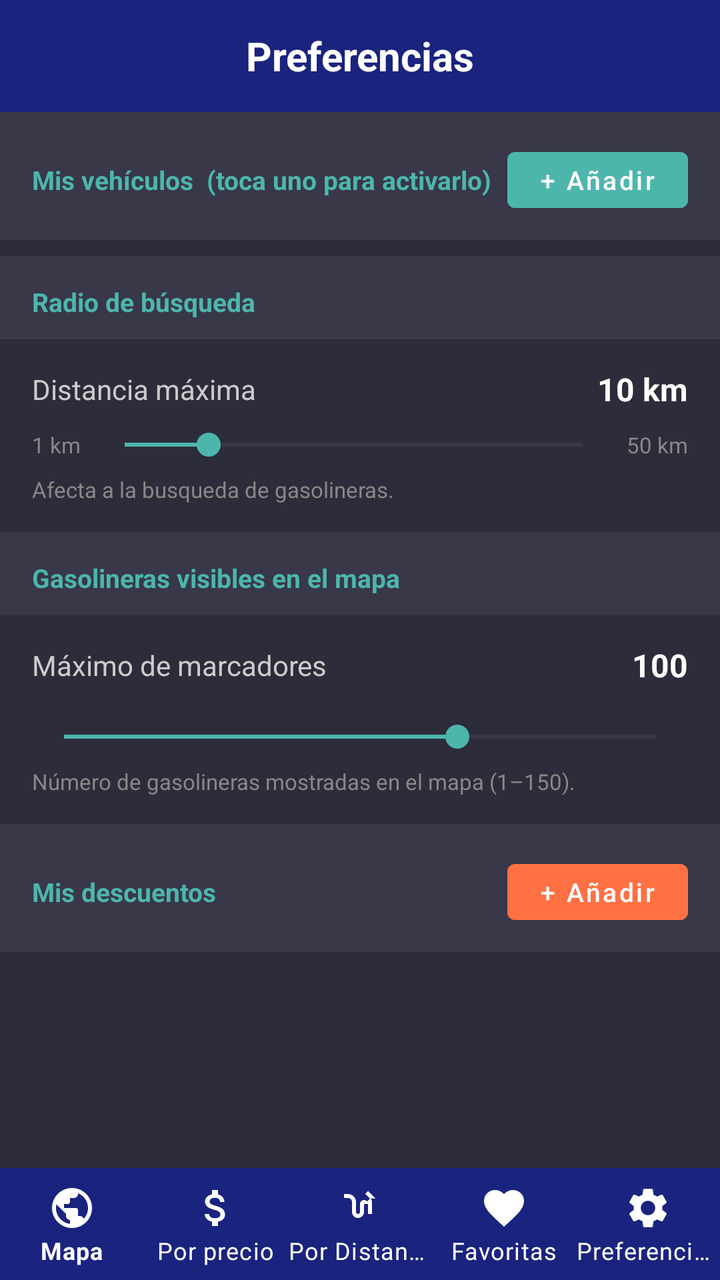
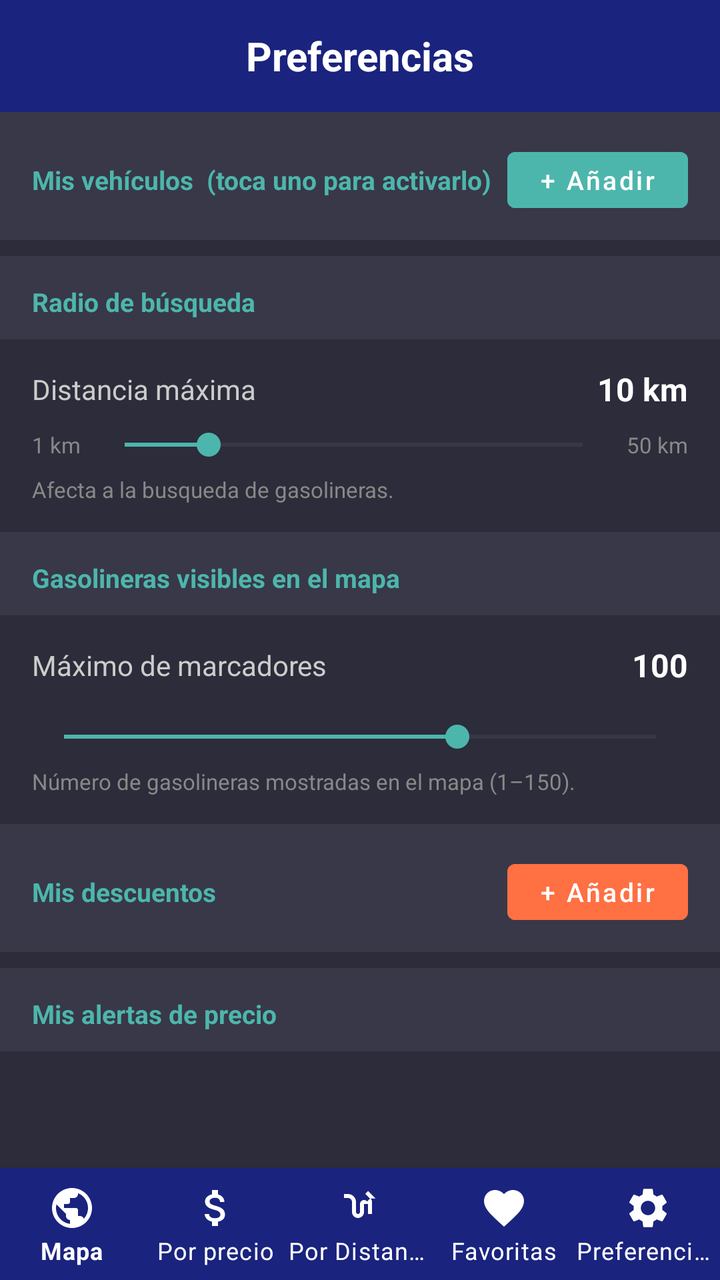

Before-and-after screenshots of an Android layout around one commit, followed by the original layout XML and the change that was made.
<!-- AndroidManifest.xml: application theme Theme.AhorraGas -->
<!-- res/layout/activity_preferences.xml -->
<?xml version="1.0" encoding="utf-8"?>
<androidx.coordinatorlayout.widget.CoordinatorLayout
    xmlns:android="http://schemas.android.com/apk/res/android"
    xmlns:app="http://schemas.android.com/apk/res-auto"
    android:layout_width="match_parent"
    android:layout_height="match_parent"
    android:background="#2C2C3A">

    <LinearLayout
        android:layout_width="match_parent"
        android:layout_height="match_parent"
        android:orientation="vertical">

        
        <LinearLayout
            android:layout_width="match_parent"
            android:layout_height="56dp"
            android:background="#1A237E"
            android:gravity="center"
            android:paddingHorizontal="16dp">

            <TextView
                android:layout_width="match_parent"
                android:layout_height="wrap_content"
                android:text="Preferencias"
                android:textColor="#FFFFFF"
                android:textSize="20sp"
                android:textStyle="bold"
                android:gravity="center" />
        </LinearLayout>

        <androidx.core.widget.NestedScrollView
            android:layout_width="match_parent"
            android:layout_height="0dp"
            android:layout_weight="1">

            <LinearLayout
                android:layout_width="match_parent"
                android:layout_height="wrap_content"
                android:orientation="vertical"
                android:paddingBottom="88dp">

                
                
                
                <LinearLayout
                    android:layout_width="match_parent"
                    android:layout_height="wrap_content"
                    android:orientation="horizontal"
                    android:gravity="center_vertical"
                    android:background="#383848"
                    android:paddingHorizontal="16dp"
                    android:paddingTop="14dp"
                    android:paddingBottom="10dp">

                    <TextView
                        android:layout_width="0dp"
                        android:layout_height="wrap_content"
                        android:layout_weight="1"
                        android:text="Mis vehículos  (toca uno para activarlo)"
                        android:textColor="#4DB6AC"
                        android:textSize="13sp"
                        android:textStyle="bold" />

                    <Button
                        android:id="@+id/btnAddVehicle"
                        android:layout_width="wrap_content"
                        android:layout_height="40dp"
                        android:text="+ Añadir"
                        android:textAllCaps="false"
                        android:textSize="13sp"
                        android:gravity="center"
                        android:backgroundTint="#4DB6AC"
                        android:textColor="#FFFFFF"
                        android:paddingHorizontal="16dp" />
                </LinearLayout>

                <LinearLayout
                    android:id="@+id/vehicleListContainer"
                    android:layout_width="match_parent"
                    android:layout_height="wrap_content"
                    android:orientation="vertical"
                    android:paddingHorizontal="12dp"
                    android:paddingTop="8dp" />

                
                
                
                <TextView
                    android:layout_width="match_parent"
                    android:layout_height="wrap_content"
                    android:text="Radio de búsqueda"
                    android:textColor="#4DB6AC"
                    android:textSize="13sp"
                    android:textStyle="bold"
                    android:paddingHorizontal="16dp"
                    android:paddingTop="14dp"
                    android:paddingBottom="10dp"
                    android:background="#383848" />

                <LinearLayout
                    android:layout_width="match_parent"
                    android:layout_height="wrap_content"
                    android:orientation="vertical"
                    android:background="#2C2C3A"
                    android:paddingHorizontal="16dp"
                    android:paddingTop="14dp"
                    android:paddingBottom="14dp">

                    <LinearLayout
                        android:layout_width="match_parent"
                        android:layout_height="wrap_content"
                        android:orientation="horizontal"
                        android:gravity="center_vertical"
                        android:layout_marginBottom="8dp">

                        <TextView
                            android:layout_width="0dp"
                            android:layout_height="wrap_content"
                            android:layout_weight="1"
                            android:text="Distancia máxima"
                            android:textColor="#CCCCCC"
                            android:textSize="14sp" />

                        <TextView
                            android:id="@+id/tvRadiusValue"
                            android:layout_width="wrap_content"
                            android:layout_height="wrap_content"
                            android:text="10 km"
                            android:textColor="#FFFFFF"
                            android:textSize="16sp"
                            android:textStyle="bold" />
                    </LinearLayout>

                    <LinearLayout
                        android:layout_width="match_parent"
                        android:layout_height="wrap_content"
                        android:orientation="horizontal"
                        android:gravity="center_vertical">

                        <TextView
                            android:layout_width="wrap_content"
                            android:layout_height="wrap_content"
                            android:text="1 km"
                            android:textColor="#888888"
                            android:textSize="11sp"
                            android:layout_marginEnd="6dp" />

                        <SeekBar
                            android:id="@+id/seekBarRadius"
                            android:layout_width="0dp"
                            android:layout_height="wrap_content"
                            android:layout_weight="1"
                            android:max="49"
                            android:progress="9"
                            android:thumbTint="#4DB6AC"
                            android:progressTint="#4DB6AC"
                            android:progressBackgroundTint="#555566" />

                        <TextView
                            android:layout_width="wrap_content"
                            android:layout_height="wrap_content"
                            android:text="50 km"
                            android:textColor="#888888"
                            android:textSize="11sp"
                            android:layout_marginStart="6dp" />
                    </LinearLayout>

                    <TextView
                        android:layout_width="match_parent"
                        android:layout_height="wrap_content"
                        android:layout_marginTop="6dp"
                        android:text="Afecta a la busqueda de gasolineras."
                        android:textColor="#888888"
                        android:textSize="11sp" />
                </LinearLayout>

                
                
                
                <TextView
                    android:layout_width="match_parent"
                    android:layout_height="wrap_content"
                    android:text="Gasolineras visibles en el mapa"
                    android:textColor="#4DB6AC"
                    android:textSize="13sp"
                    android:textStyle="bold"
                    android:paddingHorizontal="16dp"
                    android:paddingTop="14dp"
                    android:paddingBottom="10dp"
                    android:background="#383848" />

                <LinearLayout
                    android:layout_width="match_parent"
                    android:layout_height="wrap_content"
                    android:orientation="vertical"
                    android:background="#2C2C3A"
                    android:paddingHorizontal="16dp"
                    android:paddingTop="14dp"
                    android:paddingBottom="14dp">

                    <LinearLayout
                        android:layout_width="match_parent"
                        android:layout_height="wrap_content"
                        android:orientation="horizontal"
                        android:gravity="center_vertical"
                        android:layout_marginBottom="8dp">

                        <TextView
                            android:layout_width="0dp"
                            android:layout_height="wrap_content"
                            android:layout_weight="1"
                            android:text="Máximo de marcadores"
                            android:textColor="#CCCCCC"
                            android:textSize="14sp" />

                        <TextView
                            android:id="@+id/tvMarkersValue"
                            android:layout_width="wrap_content"
                            android:layout_height="wrap_content"
                            android:text="100"
                            android:textColor="#FFFFFF"
                            android:textSize="16sp"
                            android:textStyle="bold" />
                    </LinearLayout>

                    <SeekBar
                        android:id="@+id/seekBarMarkers"
                        android:layout_width="match_parent"
                        android:layout_height="wrap_content"
                        android:layout_marginTop="8dp"
                        android:max="149"
                        android:progress="99"
                        android:thumbTint="#4DB6AC"
                        android:progressTint="#4DB6AC"
                        android:progressBackgroundTint="#555566" />

                    <TextView
                        android:layout_width="match_parent"
                        android:layout_height="wrap_content"
                        android:layout_marginTop="6dp"
                        android:text="Número de gasolineras mostradas en el mapa (1–150)."
                        android:textColor="#888888"
                        android:textSize="11sp" />
                </LinearLayout>

                
                
                
                <LinearLayout
                    android:layout_width="match_parent"
                    android:layout_height="wrap_content"
                    android:orientation="horizontal"
                    android:gravity="center_vertical"
                    android:background="#383848"
                    android:paddingHorizontal="16dp"
                    android:paddingTop="14dp"
                    android:paddingBottom="10dp">

                    <TextView
                        android:layout_width="0dp"
                        android:layout_height="wrap_content"
                        android:layout_weight="1"
                        android:text="Mis descuentos"
                        android:textColor="#4DB6AC"
                        android:textSize="13sp"
                        android:textStyle="bold" />

                    <Button
                        android:id="@+id/btnAddDiscount"
                        android:layout_width="wrap_content"
                        android:layout_height="40dp"
                        android:text="+ Añadir"
                        android:textAllCaps="false"
                        android:textSize="13sp"
                        android:gravity="center"
                        android:backgroundTint="#FF7043"
                        android:textColor="#FFFFFF"
                        android:paddingHorizontal="16dp" />
                </LinearLayout>

                <LinearLayout
                    android:id="@+id/discountListContainer"
                    android:layout_width="match_parent"
                    android:layout_height="wrap_content"
                    android:orientation="vertical"
                    android:paddingHorizontal="12dp"
                    android:paddingTop="8dp" />

            </LinearLayout>
        </androidx.core.widget.NestedScrollView>

        <com.google.android.material.bottomnavigation.BottomNavigationView
            android:id="@+id/bottomNavPrefs"
            android:layout_width="match_parent"
            android:layout_height="wrap_content"
            android:background="#1A237E"
            app:menu="@menu/bottom_nav_menu"
            app:itemIconTint="@color/white"
            app:itemTextColor="@color/white"
            app:labelVisibilityMode="labeled" />

    </LinearLayout>

</androidx.coordinatorlayout.widget.CoordinatorLayout>
<!-- resources referenced by this layout -->
<resources>
  <color name="white">#FFFFFF</color>
  <style name="Theme.AhorraGas" parent="Theme.MaterialComponents.DayNight.NoActionBar">
          <item name="colorPrimary">@color/primary</item>
          <item name="colorPrimaryVariant">@color/primary_dark</item>
          <item name="colorOnPrimary">@color/white</item>
          <item name="colorSecondary">@color/secondary</item>
          <item name="colorOnSecondary">@color/white</item>
          <item name="android:statusBarColor">@color/primary_dark</item>
      </style>
  <color name="primary">#1565C0</color>
  <color name="primary_dark">#0D47A1</color>
  <color name="secondary">#FF9800</color>
</resources>

<!-- the commit's change to res/layout/activity_preferences.xml (unified diff, before → after) -->
@@ -287,6 +287,29 @@
                     android:paddingHorizontal="12dp"
                     android:paddingTop="8dp" />
 
+                
+                
+                
+                <TextView
+                    android:layout_width="match_parent"
+                    android:layout_height="wrap_content"
+                    android:text="Mis alertas de precio"
+                    android:textColor="#4DB6AC"
+                    android:textSize="13sp"
+                    android:textStyle="bold"
+                    android:paddingHorizontal="16dp"
+                    android:paddingTop="14dp"
+                    android:paddingBottom="10dp"
+                    android:background="#383848" />
+
+                <LinearLayout
+                    android:id="@+id/alertListContainer"
+                    android:layout_width="match_parent"
+                    android:layout_height="wrap_content"
+                    android:orientation="vertical"
+                    android:paddingHorizontal="12dp"
+                    android:paddingTop="8dp" />
+
             </LinearLayout>
         </androidx.core.widget.NestedScrollView>
 
